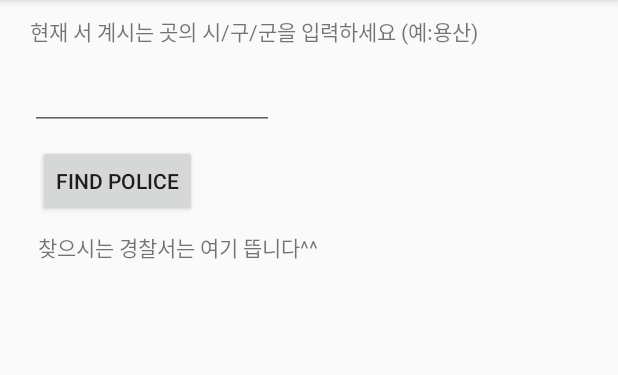
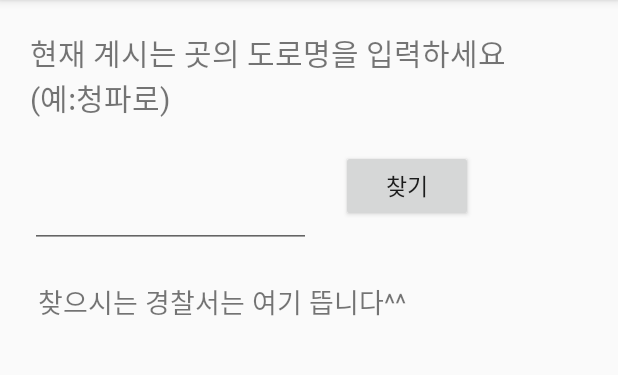
Before and after one commit to sophia1023/SafeReturn, an Android app: the fragment FindPolice placed in its activity, on a phone screen of 412 x 824 dp, the part 84-459 px from its top. Run offline under Robolectric (Android 15) with nearby library versions, the phone set to English and light mode, and no system bars; 1 statement that could not run was skipped.

Commit message:
경찰서 layout 수정 및 번호 링크 걸기

```diff
--- a/app/src/main/java/com/jh/safereturn/MainActivity.java
+++ b/app/src/main/java/com/jh/safereturn/MainActivity.java
@@ -27,7 +27,7 @@ public class MainActivity extends AppCompatActivity implements SensorEventListen
     DrawerLayout drawerLayout;
     ActionBarDrawerToggle actionBarDrawerToggle;
     ListView navList;
-    String[] navItems ={"Police", "Siren", "home", "SendLocation"};
+    String[] navItems ={"위험알리미", "경찰서 찾기", "위치 알리미", "귀가 알리미", "홈"};
     ArrayAdapter<String> adapterDrawerList;
 
     FindPolice policeFr;
@@ -90,18 +90,21 @@ public class MainActivity extends AppCompatActivity implements SensorEventListen
 
             switch (position){
                 case 0:
-                    getSupportFragmentManager().beginTransaction().replace(R.id.fragment_place, policeFr).commit();
-
+                    getSupportFragmentManager().beginTransaction().replace(R.id.fragment_place, sirenFr).commit();
                     break;
                 case 1:
-                    getSupportFragmentManager().beginTransaction().replace(R.id.fragment_place, sirenFr).commit();
+                    getSupportFragmentManager().beginTransaction().replace(R.id.fragment_place, policeFr).commit();
                     break;
                 case 2:
-                    getSupportFragmentManager().beginTransaction().replace(R.id.fragment_place, homeFr).commit();
+                    Intent locationIntent = new Intent(MainActivity.this, LocationSMS.class);
+                    startActivity(locationIntent);
                     break;
                 case 3:
                     Intent myIntent = new Intent(MainActivity.this, LocationSMS.class);
                     startActivity(myIntent);
+                    break;
+                case 4:
+                    getSupportFragmentManager().beginTransaction().replace(R.id.fragment_place, homeFr).commit();
                     break;
 
             }
--- a/app/src/main/res/layout/activity_findpolice.xml
+++ b/app/src/main/res/layout/activity_findpolice.xml
@@ -3,7 +3,8 @@
     xmlns:tools="http://schemas.android.com/tools"
     android:orientation="vertical"
     android:layout_width="match_parent"
-    android:layout_height="match_parent">
+    android:layout_height="match_parent"
+    android:weightSum="1">
 
     <!--
     <TextView
@@ -23,29 +24,40 @@
     <TextView
         android:layout_width="wrap_content"
         android:layout_height="wrap_content"
-        android:text="현재 서 계시는 곳의 시/구/군을 입력하세요 (예:용산)"
+        android:text="현재 계시는 곳의 도로명을 입력하세요 \n(예:청파로)"
         android:id="@+id/text2"
-        android:layout_marginTop="10dp"
-        android:layout_marginLeft="20dp"/>
+        android:layout_marginTop="20dp"
+        android:layout_marginLeft="20dp"
+        android:layout_marginBottom="20dp"
+        android:textSize="20dp"/>
+
+    <TableRow
+        android:layout_width="wrap_content"
+        android:layout_height="wrap_content">
 
         <EditText
-        android:layout_width="fill_parent"
+            android:layout_width="187dp"
             android:layout_height="wrap_content"
             android:id="@+id/slocal"
-        android:layout_marginTop="10dp"
+            android:layout_marginTop="20dp"
             android:layout_marginLeft="20dp"
-        android:layout_marginRight="229dp"
+            android:layout_marginRight="10dp"
             android:layout_toEndOf="@+id/text2" />
+
 
         <Button
             android:layout_width="wrap_content"
             android:layout_height="wrap_content"
-        android:text="Find Police"
+            android:text="찾기"
+            android:textSize="15dp"
             android:id="@+id/find"
             android:layout_centerHorizontal="true"
-        android:layout_marginTop="10dp"
-        android:layout_marginLeft="25dp"
-        android:layout_below="@+id/tell"/>
+            android:layout_marginTop="30dp"
+            android:layout_marginLeft="10dp"
+            android:layout_below="@+id/tell"
+            android:layout_gravity="right" />
+
+    </TableRow>
 
     <TextView
         android:layout_width="wrap_content"
@@ -54,6 +66,20 @@
         android:id="@+id/mdata"
         android:layout_marginTop="10dp"
         android:layout_marginLeft="25dp"
-        android:inputType="textMultiLine"/>
+        android:inputType="textMultiLine"
+        android:textSize="18dp"
+        android:autoLink="phone"/>
+
+   <!-- <Button
+        android:layout_width="wrap_content"
+        android:layout_height="wrap_content"
+        android:text="전화걸기"
+        android:textSize="15dp"
+        android:id="@+id/call"
+        android:layout_centerHorizontal="true"
+        android:layout_marginTop="30dp"
+        android:layout_marginLeft="10dp"
+        android:layout_below="@+id/tell"
+        android:layout_gravity="right" />-->
 
 </LinearLayout>
--- a/app/src/main/res/layout/activity_main.xml
+++ b/app/src/main/res/layout/activity_main.xml
@@ -23,7 +23,7 @@
             android:choiceMode="singleChoice"
             android:divider="@android:color/transparent"
             android:dividerHeight="0dp"
-            android:background="#87a87a"/>
+            android:background="#A4E7FF"/>
 
     </android.support.v4.widget.DrawerLayout>
     </LinearLayout>
```
Also changed, not shown: app/src/main/java/com/jh/safereturn/FindPolice.java (+19 -38 lines), app/src/main/java/com/jh/safereturn/FragmentTwo.java (deleted, +0 -15 lines). Lines whose indentation alone changed are shown as unchanged.
